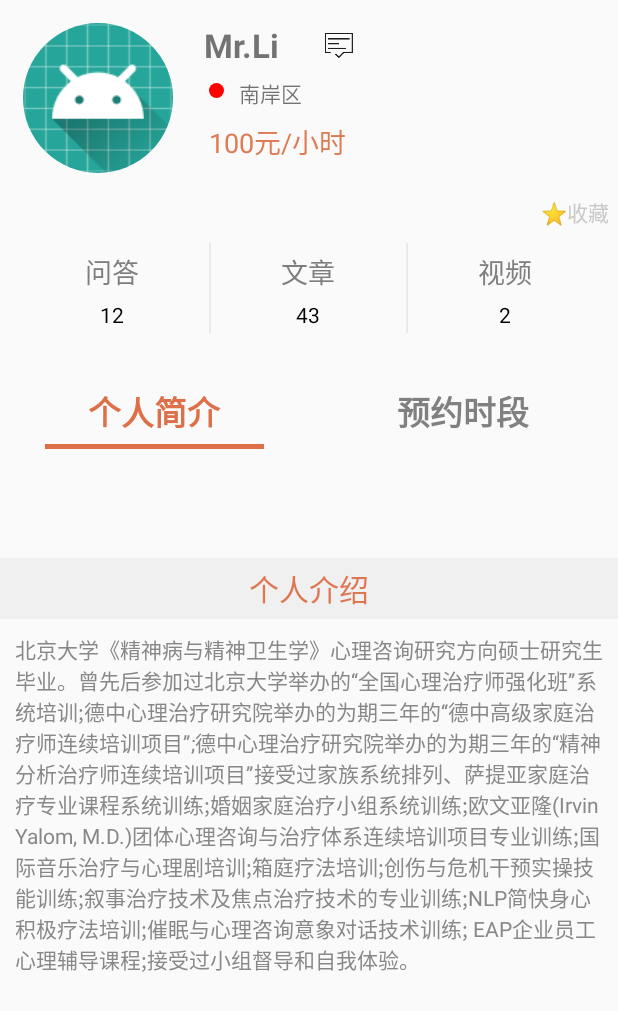
After one commit to emmm-m/Torch, an Android app: the TeaInfoActivity screen opened directly, with no data from a screen before it, on a phone screen of 412 x 824 dp. The commit adds this screen. Shown: the top 1011 px of the screen. Run offline under Robolectric (Android 15) with nearby library versions, the light colour scheme and no system bars; our stand-ins replace CircleImageView.

Commit message:
预约详细信息

```diff
--- a/app/build.gradle
+++ b/app/build.gradle
@@ -30,7 +30,7 @@ android {
 
 dependencies {
     implementation fileTree(include: ['*.jar'], dir: 'libs')
-    implementation "org.jetbrains.kotlin:kotlin-stdlib-jre7:$kotlin_version"
+    implementation "org.jetbrains.kotlin:kotlin-stdlib-jdk7:$kotlin_version"
     implementation 'com.android.support:appcompat-v7:27.1.1'
     implementation 'com.android.support.constraint:constraint-layout:1.1.0'
     implementation 'com.android.support:support-v4:27.1.1'
--- a/app/src/main/AndroidManifest.xml
+++ b/app/src/main/AndroidManifest.xml
@@ -28,8 +28,9 @@
             android:launchMode="singleTask"
             android:windowSoftInputMode="adjustUnspecified|stateHidden" />
         <activity android:name=".view.EvaluatePrepareActivity" />
-        <activity android:name=".view.WebActivity"></activity>
-        <activity android:name=".view.main.measurement.MeasureDetailActivity"></activity>
+        <activity android:name=".view.WebActivity" />
+        <activity android:name=".view.main.measurement.MeasureDetailActivity" />
+        <activity android:name=".view.main.appointment.TeaInfoActivity"></activity>
     </application>
 
 </manifest>
--- a/app/src/main/java/com/bucai/torch/view/main/appointment/AppointFragment.kt
+++ b/app/src/main/java/com/bucai/torch/view/main/appointment/AppointFragment.kt
@@ -1,6 +1,7 @@
 package com.bucai.torch.view.main.appointment
 
 
+import android.content.Intent
 import android.os.Bundle
 import android.support.v4.app.Fragment
 import android.support.v7.widget.LinearLayoutManager
@@ -56,6 +57,10 @@ class AppointFragment : Fragment() {
         }
 
         override fun onBindViewHolder(holder: RecyclerView.ViewHolder, position: Int) {
+            holder.itemView.setOnClickListener {
+                holder.itemView.context.startActivity(
+                        Intent(holder.itemView.context, TeaInfoActivity::class.java))
+            }
         }
 
         class HeadHolder(itemView: View) : RecyclerView.ViewHolder(itemView) {
--- /dev/null
+++ b/app/src/main/java/com/bucai/torch/view/main/appointment/TeaInfoActivity.kt
@@ -0,0 +1,14 @@
+package com.bucai.torch.view.main.appointment
+
+import android.os.Bundle
+import android.support.v7.app.AppCompatActivity
+import com.bucai.torch.R
+
+class TeaInfoActivity : AppCompatActivity() {
+
+    override fun onCreate(savedInstanceState: Bundle?) {
+        super.onCreate(savedInstanceState)
+        setContentView(R.layout.activity_tea_info)
+
+    }
+}
--- /dev/null
+++ b/app/src/main/res/layout/activity_tea_info.xml
@@ -0,0 +1,266 @@
+<?xml version="1.0" encoding="utf-8"?>
+<ScrollView xmlns:android="http://schemas.android.com/apk/res/android"
+    xmlns:tools="http://schemas.android.com/tools"
+    android:layout_width="match_parent"
+    android:layout_height="match_parent"
+    android:orientation="vertical"
+    tools:context=".view.main.appointment.TeaInfoActivity">
+
+    <LinearLayout
+        android:orientation="vertical"
+        android:layout_width="match_parent"
+        android:layout_height="match_parent">
+
+        <RelativeLayout
+            android:layout_width="match_parent"
+            android:layout_height="wrap_content"
+            android:elevation="5dp">
+
+            <de.hdodenhof.circleimageview.CircleImageView
+                android:id="@+id/tea_info_circleImage"
+                android:layout_width="100dp"
+                android:layout_height="100dp"
+                android:layout_margin="15dp"
+                android:src="@mipmap/ic_launcher" />
+
+            <TextView
+                android:id="@+id/tea_info_name"
+                android:layout_width="wrap_content"
+                android:layout_height="30dp"
+                android:layout_alignTop="@id/tea_info_circleImage"
+                android:layout_marginLeft="5dp"
+                android:layout_toRightOf="@id/tea_info_circleImage"
+                android:text="Mr.Li"
+                android:textSize="22sp"
+                android:textStyle="bold" />
+
+            <ImageView
+                android:layout_width="wrap_content"
+                android:layout_height="30dp"
+                android:layout_alignTop="@id/tea_info_name"
+                android:layout_marginLeft="30dp"
+                android:layout_toRightOf="@id/tea_info_name"
+                android:src="@mipmap/message" />
+
+            <ImageView
+                android:id="@+id/tea_info_ic_location"
+                android:layout_width="10dp"
+                android:layout_height="10dp"
+                android:layout_alignLeft="@id/tea_info_name"
+                android:layout_below="@id/tea_info_name"
+                android:layout_marginLeft="3dp"
+                android:layout_marginTop="10dp"
+                android:src="@drawable/badge" />
+
+            <TextView
+                android:layout_width="wrap_content"
+                android:layout_height="wrap_content"
+                android:layout_alignBaseline="@id/tea_info_ic_location"
+                android:layout_below="@id/tea_info_name"
+                android:layout_marginLeft="10dp"
+                android:layout_marginTop="6dp"
+                android:layout_toRightOf="@id/tea_info_ic_location"
+                android:text="南岸区" />
+
+            <TextView
+                android:layout_width="wrap_content"
+                android:layout_height="wrap_content"
+                android:layout_alignLeft="@id/tea_info_ic_location"
+                android:layout_below="@id/tea_info_ic_location"
+                android:layout_marginTop="15dp"
+                android:text="100元/小时"
+                android:textColor="#DF7B53"
+                android:textSize="18sp" />
+
+            <TextView
+                android:layout_width="wrap_content"
+                android:layout_height="wrap_content"
+                android:layout_alignParentRight="true"
+                android:layout_below="@id/tea_info_circleImage"
+                android:layout_marginRight="5dp"
+                android:text="⭐️收藏"
+                android:textColor="#C9C9C9" />
+        </RelativeLayout>
+
+        <LinearLayout
+            android:layout_width="match_parent"
+            android:layout_height="80dp"
+            android:elevation="5dp"
+            android:orientation="horizontal"
+            android:padding="10dp">
+
+            <LinearLayout
+                android:layout_width="0dp"
+                android:layout_height="match_parent"
+                android:layout_weight="1"
+                android:gravity="center_horizontal"
+                android:orientation="vertical">
+
+                <TextView
+                    android:layout_width="wrap_content"
+                    android:layout_height="0dp"
+                    android:layout_margin="5dp"
+                    android:layout_weight="1"
+                    android:gravity="center"
+                    android:text="问答"
+                    android:textColor="#7E7E7E"
+                    android:textSize="18sp" />
+
+                <TextView
+                    android:layout_width="wrap_content"
+                    android:layout_height="0dp"
+                    android:layout_weight="1"
+                    android:gravity="center"
+                    android:text="12"
+                    android:textColor="#000000" />
+            </LinearLayout>
+
+            <View
+                android:layout_width="1dp"
+                android:layout_height="match_parent"
+                android:background="#EAEAEA" />
+
+            <LinearLayout
+                android:layout_width="0dp"
+                android:layout_height="match_parent"
+                android:layout_weight="1"
+                android:gravity="center_horizontal"
+                android:orientation="vertical">
+
+                <TextView
+                    android:layout_width="wrap_content"
+                    android:layout_height="0dp"
+                    android:layout_margin="5dp"
+                    android:layout_weight="1"
+                    android:gravity="center"
+                    android:text="文章"
+                    android:textColor="#7E7E7E"
+                    android:textSize="18sp" />
+
+                <TextView
+                    android:layout_width="wrap_content"
+                    android:layout_height="0dp"
+                    android:layout_weight="1"
+                    android:gravity="center"
+                    android:text="43"
+                    android:textColor="#000000" />
+            </LinearLayout>
+
+            <View
+                android:layout_width="1dp"
+                android:layout_height="match_parent"
+                android:background="#EAEAEA" />
+
+            <LinearLayout
+                android:layout_width="0dp"
+                android:layout_height="match_parent"
+                android:layout_weight="1"
+                android:gravity="center_horizontal"
+                android:orientation="vertical">
+
+                <TextView
+                    android:layout_width="wrap_content"
+                    android:layout_height="0dp"
+                    android:layout_margin="5dp"
+                    android:layout_weight="1"
+                    android:gravity="center"
+                    android:text="视频"
+                    android:textColor="#7E7E7E"
+                    android:textSize="18sp" />
+
+                <TextView
+                    android:layout_width="wrap_content"
+                    android:layout_height="0dp"
+                    android:layout_weight="1"
+                    android:gravity="center"
+                    android:text="2"
+                    android:textColor="#000000" />
+            </LinearLayout>
+        </LinearLayout>
+
+        <LinearLayout
+            android:layout_width="match_parent"
+            android:layout_height="120dp"
+            android:layout_marginTop="20dp"
+            android:orientation="vertical">
+
+            <LinearLayout
+                android:layout_width="match_parent"
+                android:layout_height="wrap_content"
+                android:orientation="horizontal">
+
+                <LinearLayout
+                    android:layout_width="0dp"
+                    android:layout_height="wrap_content"
+                    android:layout_weight="1"
+                    android:orientation="vertical"
+                    android:paddingLeft="30dp"
+                    android:paddingRight="30dp">
+
+                    <TextView
+                        android:layout_width="match_parent"
+                        android:layout_height="wrap_content"
+                        android:layout_margin="5dp"
+                        android:gravity="center"
+                        android:text="个人简介"
+                        android:textColor="#DD7049"
+                        android:textSize="22sp"
+                        android:textStyle="bold" />
+
+                    <View
+                        android:layout_width="match_parent"
+                        android:layout_height="3dp"
+                        android:background="#DD7049" />
+                </LinearLayout>
+
+
+                <LinearLayout
+                    android:layout_width="0dp"
+                    android:layout_height="wrap_content"
+                    android:layout_weight="1"
+                    android:orientation="vertical"
+                    android:paddingLeft="30dp"
+                    android:paddingRight="30dp">
+
+                    <TextView
+                        android:layout_width="match_parent"
+                        android:layout_height="wrap_content"
+                        android:layout_margin="5dp"
+                        android:gravity="center"
+                        android:text="预约时段"
+                        android:textColor="#808080"
+                        android:textSize="22sp"
+                        android:textStyle="bold" />
+
+                    <View
+                        android:layout_width="match_parent"
+                        android:layout_height="3dp"
+                        android:background="#DD7049"
+                        android:visibility="gone" />
+                </LinearLayout>
+            </LinearLayout>
+
+            <TextView
+                android:layout_width="match_parent"
+                android:layout_height="60dp" />
+
+        </LinearLayout>
+
+        <TextView
+            android:layout_width="match_parent"
+            android:layout_height="wrap_content"
+            android:background="#F0F0F0"
+            android:gravity="center"
+            android:padding="5dp"
+            android:text="个人介绍"
+            android:textColor="#DE7652"
+            android:textSize="20sp" />
+
+        <TextView
+            android:padding="10dp"
+            android:textColor="#888888"
+            android:layout_width="match_parent"
+            android:layout_height="wrap_content"
+            android:text="北京大学《精神病与精神卫生学》心理咨询研究方向硕士研究生毕业。曾先后参加过北京大学举办的“全国心理治疗师强化班”系统培训;德中心理治疗研究院举办的为期三年的“德中高级家庭治疗师连续培训项目”;德中心理治疗研究院举办的为期三年的“精神分析治疗师连续培训项目”接受过家族系统排列、萨提亚家庭治疗专业课程系统训练;婚姻家庭治疗小组系统训练;欧文亚隆(Irvin Yalom, M.D.)团体心理咨询与治疗体系连续培训项目专业训练;国际音乐治疗与心理剧培训;箱庭疗法培训;创伤与危机干预实操技能训练;叙事治疗技术及焦点治疗技术的专业训练;NLP简快身心积极疗法培训;催眠与心理咨询意象对话技术训练; EAP企业员工心理辅导课程;接受过小组督导和自我体验。" />
+    </LinearLayout>
+</ScrollView>
--- a/build.gradle
+++ b/build.gradle
@@ -8,7 +8,7 @@ buildscript {
         maven { url "http://mvn.leancloud.cn/nexus/content/repositories/public" }
     }
     dependencies {
-        classpath 'com.android.tools.build:gradle:3.1.2'
+        classpath 'com.android.tools.build:gradle:3.1.3'
         classpath "org.jetbrains.kotlin:kotlin-gradle-plugin:$kotlin_version"
 
         // NOTE: Do not place your application dependencies here; they belong
```
